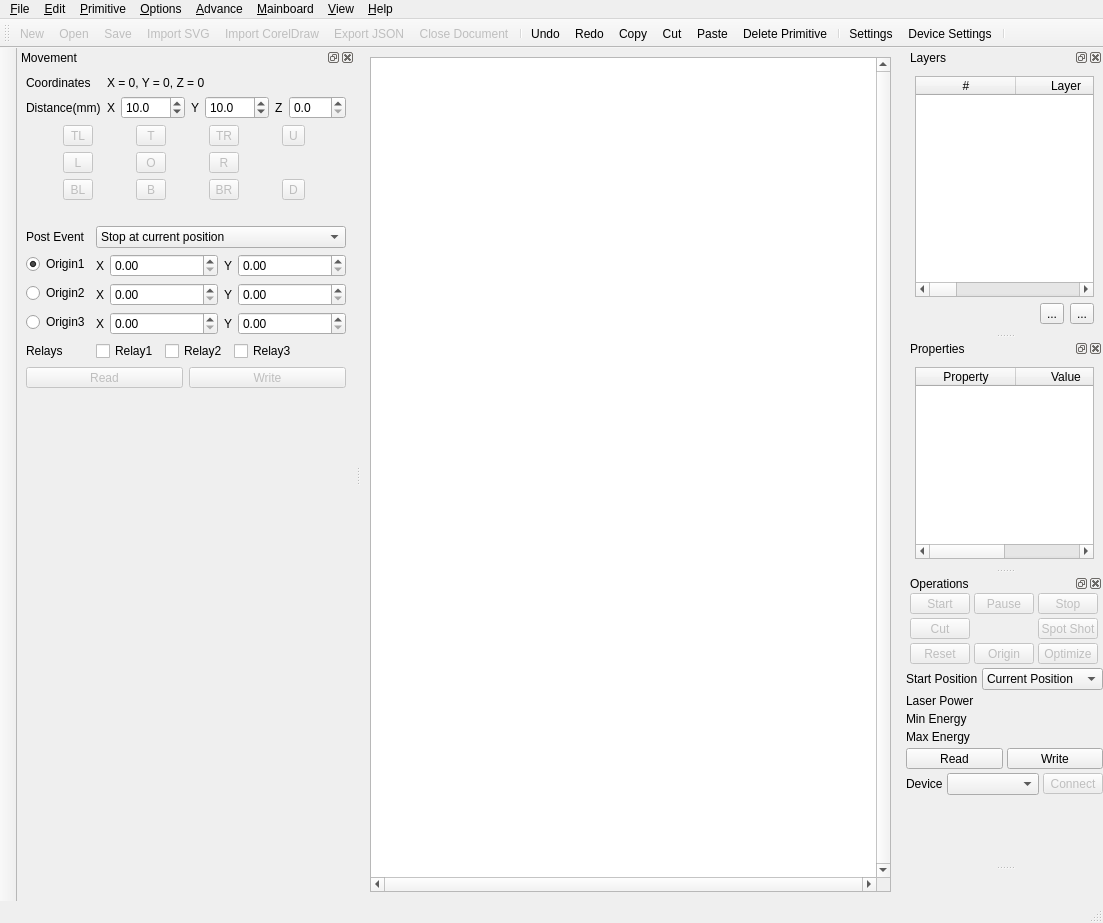
Qt form src/ui/LaserControllerWindow.ui (oneminute/LaserController) before a commit.
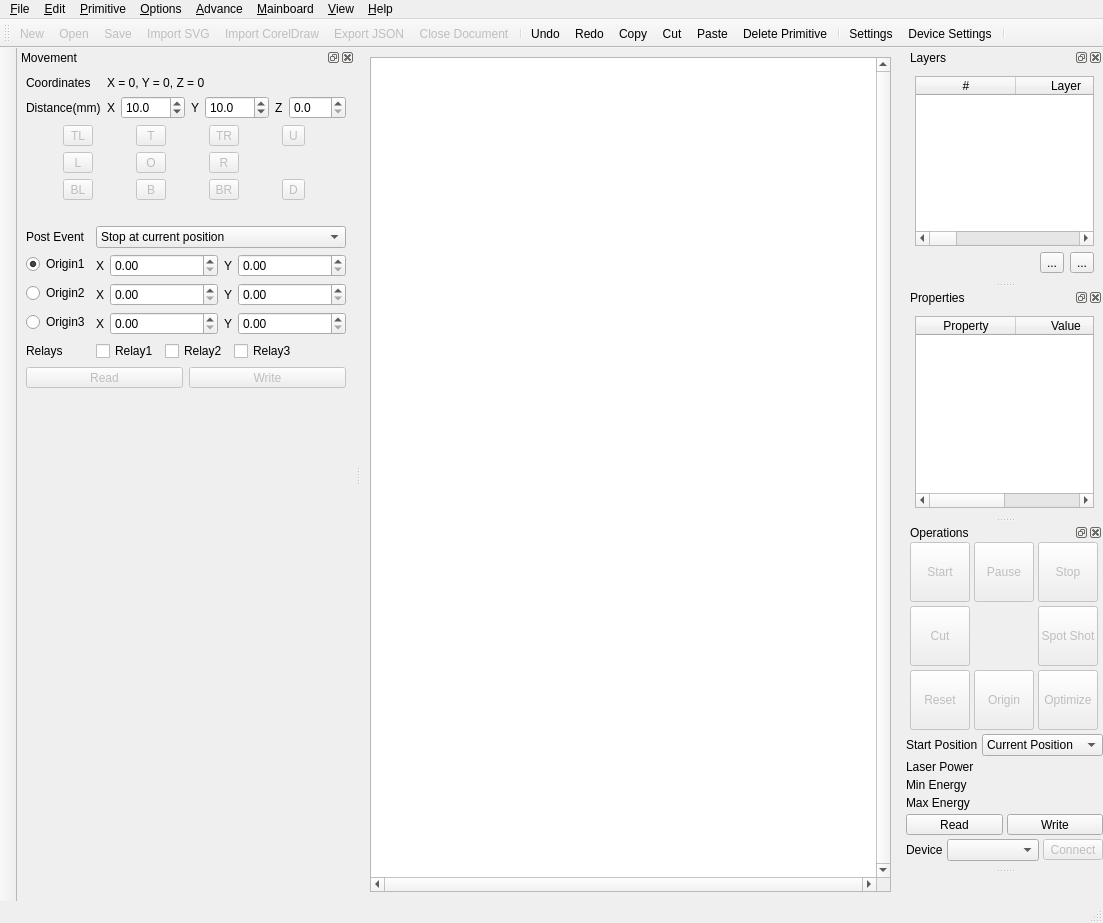
The same form after that commit. Icons and pictures are not drawn. Custom widgets are drawn as their Qt base class.

The edit to the form file:
```diff
--- a/src/ui/LaserControllerWindow.ui
+++ b/src/ui/LaserControllerWindow.ui
@@ -388,15 +388,30 @@
            <property name="enabled">
             <bool>false</bool>
            </property>
+           <property name="minimumSize">
+            <size>
+             <width>0</width>
+             <height>60</height>
+            </size>
+           </property>
            <property name="maximumSize">
             <size>
              <width>60</width>
-             <height>16777215</height>
+             <height>60</height>
             </size>
            </property>
            <property name="text">
             <string>Start</string>
            </property>
+           <property name="iconSize">
+            <size>
+             <width>32</width>
+             <height>32</height>
+            </size>
+           </property>
+           <property name="toolButtonStyle">
+            <enum>Qt::ToolButtonTextUnderIcon</enum>
+           </property>
           </widget>
          </item>
          <item row="0" column="1">
@@ -404,15 +419,30 @@
            <property name="enabled">
             <bool>false</bool>
            </property>
+           <property name="minimumSize">
+            <size>
+             <width>0</width>
+             <height>60</height>
+            </size>
+           </property>
            <property name="maximumSize">
             <size>
              <width>60</width>
-             <height>16777215</height>
+             <height>60</height>
             </size>
            </property>
            <property name="text">
             <string>Pause</string>
            </property>
+           <property name="iconSize">
+            <size>
+             <width>32</width>
+             <height>32</height>
+            </size>
+           </property>
+           <property name="toolButtonStyle">
+            <enum>Qt::ToolButtonTextUnderIcon</enum>
+           </property>
           </widget>
          </item>
          <item row="1" column="0">
@@ -420,15 +450,30 @@
            <property name="enabled">
             <bool>false</bool>
            </property>
+           <property name="minimumSize">
+            <size>
+             <width>0</width>
+             <height>60</height>
+            </size>
+           </property>
            <property name="maximumSize">
             <size>
              <width>60</width>
-             <height>16777215</height>
+             <height>60</height>
             </size>
            </property>
            <property name="text">
             <string>Cut</string>
            </property>
+           <property name="iconSize">
+            <size>
+             <width>32</width>
+             <height>32</height>
+            </size>
+           </property>
+           <property name="toolButtonStyle">
+            <enum>Qt::ToolButtonTextUnderIcon</enum>
+           </property>
           </widget>
          </item>
          <item row="1" column="2">
@@ -436,18 +481,33 @@
            <property name="enabled">
             <bool>false</bool>
            </property>
+           <property name="minimumSize">
+            <size>
+             <width>0</width>
+             <height>60</height>
+            </size>
+           </property>
            <property name="maximumSize">
             <size>
              <width>60</width>
-             <height>16777215</height>
+             <height>60</height>
             </size>
            </property>
            <property name="text">
             <string>Spot Shot</string>
            </property>
+           <property name="iconSize">
+            <size>
+             <width>32</width>
+             <height>32</height>
+            </size>
+           </property>
            <property name="checkable">
             <bool>false</bool>
            </property>
+           <property name="toolButtonStyle">
+            <enum>Qt::ToolButtonTextUnderIcon</enum>
+           </property>
           </widget>
          </item>
          <item row="0" column="2">
@@ -455,15 +515,30 @@
            <property name="enabled">
             <bool>false</bool>
            </property>
+           <property name="minimumSize">
+            <size>
+             <width>0</width>
+             <height>60</height>
+            </size>
+           </property>
            <property name="maximumSize">
             <size>
              <width>60</width>
-             <height>16777215</height>
+             <height>60</height>
             </size>
            </property>
            <property name="text">
             <string>Stop</string>
            </property>
+           <property name="iconSize">
+            <size>
+             <width>32</width>
+             <height>32</height>
+            </size>
+           </property>
+           <property name="toolButtonStyle">
+            <enum>Qt::ToolButtonTextUnderIcon</enum>
+           </property>
           </widget>
          </item>
          <item row="2" column="0">
@@ -471,15 +546,30 @@
            <property name="enabled">
             <bool>false</bool>
            </property>
+           <property name="minimumSize">
+            <size>
+             <width>0</width>
+             <height>60</height>
+            </size>
+           </property>
            <property name="maximumSize">
             <size>
              <width>60</width>
-             <height>16777215</height>
+             <height>60</height>
             </size>
            </property>
            <property name="text">
             <string>Reset</string>
            </property>
+           <property name="iconSize">
+            <size>
+             <width>32</width>
+             <height>32</height>
+            </size>
+           </property>
+           <property name="toolButtonStyle">
+            <enum>Qt::ToolButtonTextUnderIcon</enum>
+           </property>
           </widget>
          </item>
          <item row="2" column="1">
@@ -487,15 +577,30 @@
            <property name="enabled">
             <bool>false</bool>
            </property>
+           <property name="minimumSize">
+            <size>
+             <width>0</width>
+             <height>60</height>
+            </size>
+           </property>
            <property name="maximumSize">
             <size>
              <width>60</width>
-             <height>16777215</height>
+             <height>60</height>
             </size>
            </property>
            <property name="text">
             <string>Origin</string>
            </property>
+           <property name="iconSize">
+            <size>
+             <width>32</width>
+             <height>32</height>
+            </size>
+           </property>
+           <property name="toolButtonStyle">
+            <enum>Qt::ToolButtonTextUnderIcon</enum>
+           </property>
           </widget>
          </item>
          <item row="2" column="2">
@@ -503,15 +608,30 @@
            <property name="enabled">
             <bool>false</bool>
            </property>
+           <property name="minimumSize">
+            <size>
+             <width>0</width>
+             <height>60</height>
+            </size>
+           </property>
            <property name="maximumSize">
             <size>
              <width>60</width>
-             <height>16777215</height>
+             <height>60</height>
             </size>
            </property>
            <property name="text">
             <string>Optimize</string>
            </property>
+           <property name="iconSize">
+            <size>
+             <width>32</width>
+             <height>32</height>
+            </size>
+           </property>
+           <property name="toolButtonStyle">
+            <enum>Qt::ToolButtonTextUnderIcon</enum>
+           </property>
           </widget>
          </item>
         </layout>
```
Left out of the diff: 32 changed lines with no effect on the pictures.
